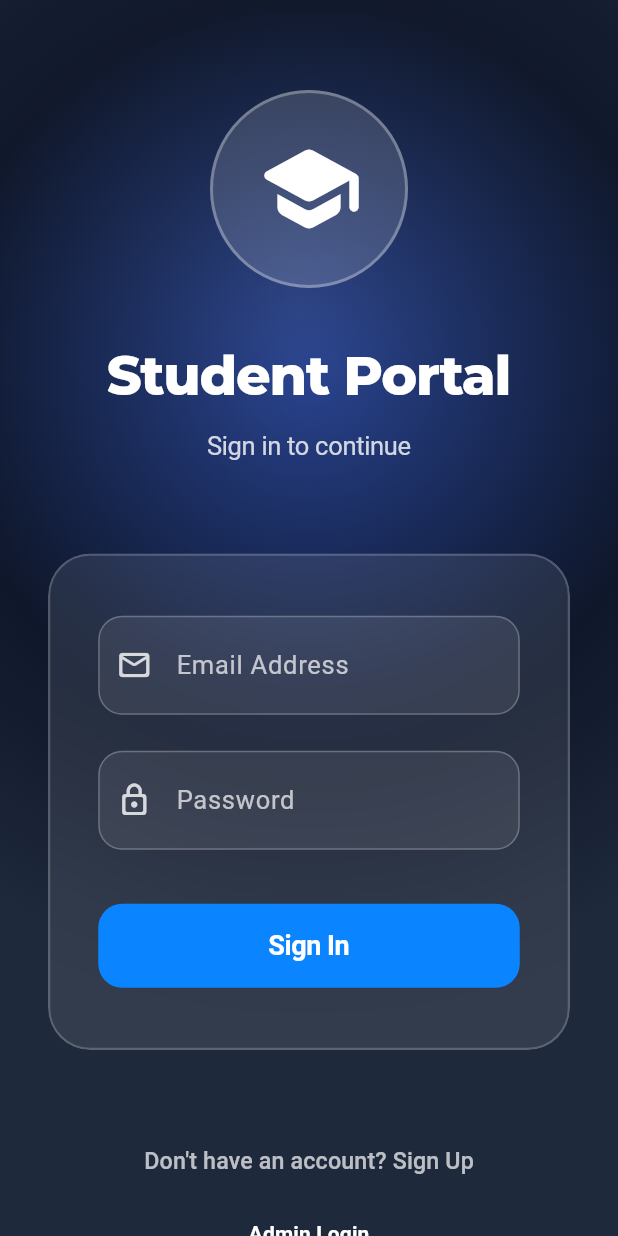
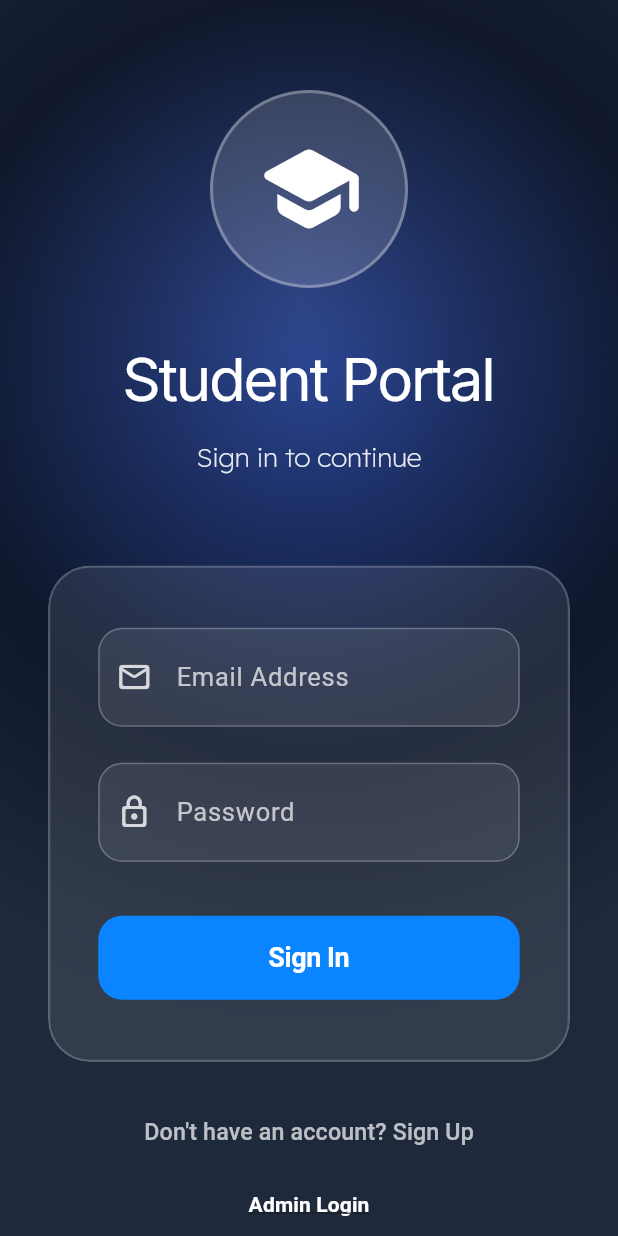
Before and after one commit to waris-ali-git/login, a Flutter app: the LoginScreen screen opened by its route, on a phone screen of 412 x 824 dp. Run offline on Flutter 3.47's test engine with Material 3 defaults, Android fonts, the phone set to English and light mode, and no system bars; our stand-ins replace file_picker, firebase_auth, firebase_core, google_fonts, open_filex, shared_preferences; accounts and stored records are empty.

Commit message:
refactor: Update login screen text styles
Updates the styling for the "Student Portal" and "Sign in to continue" text on the login screen.

Changes include:
- Modifying font families, sizes, weights, and letter spacing for improved visual appearance.
- Adjusting the vertical spacing between the login button and the footer links.

```diff
--- a/lib/login_screen.dart
+++ b/lib/login_screen.dart
@@ -111,11 +111,11 @@ class _LoginScreenState extends State<LoginScreen> {
 
                      Text(
                       "Student Portal",
-                      style: GoogleFonts.montserrat(
-                        fontSize: 36,
-                        fontWeight: FontWeight.w800,
+                      style: GoogleFonts.inter(
+                        fontSize: 40,
+                        fontWeight: FontWeight.w400,
                         color: Colors.white,
-                        letterSpacing: -0.8,
+                        letterSpacing: -1.5,
                       ),
                     ),
 
@@ -123,9 +123,10 @@ class _LoginScreenState extends State<LoginScreen> {
 
                     Text(
                       "Sign in to continue",
-                      style: TextStyle(
-                        fontSize: 17,
-                        color: Colors.white.withOpacity(0.8),
+                      style: GoogleFonts.lexend(
+                        fontWeight: FontWeight.w200,
+                        fontSize: 18,
+                        color: Colors.white.withOpacity(0.9),
                         letterSpacing: -0.2,
                       ),
                     ),
@@ -210,7 +211,7 @@ class _LoginScreenState extends State<LoginScreen> {
                       ),
                     ),
 
-                    const SizedBox(height: 50),
+                    const SizedBox(height: 23),
 
                     // Footer Links
                     Column(
```
